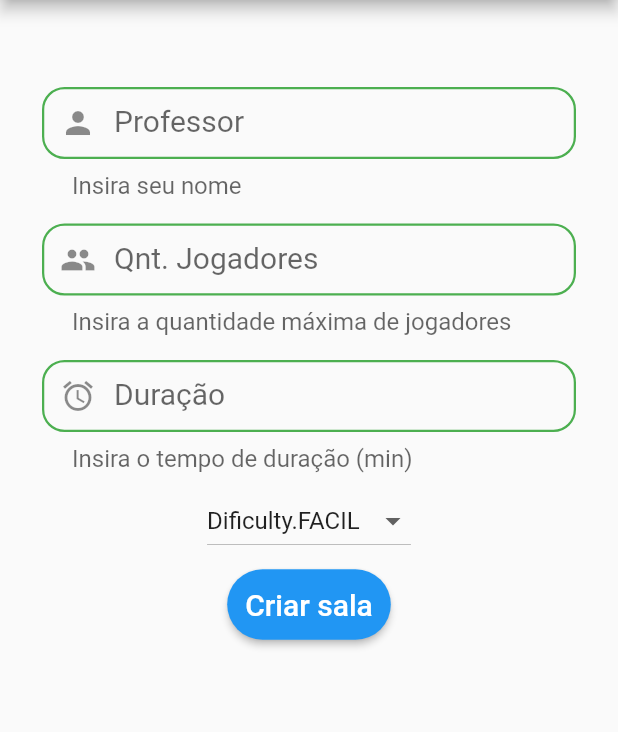
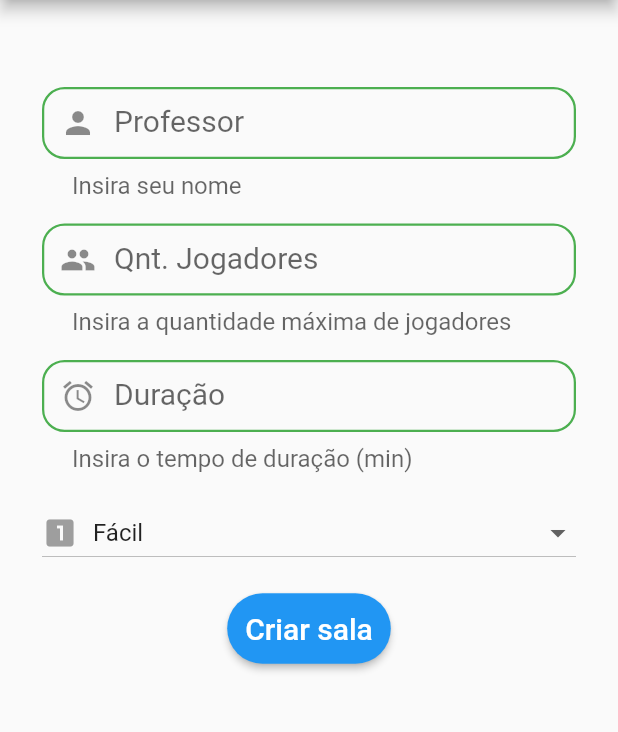
Before and after one commit to dalton-reis/dpm_2019-2_not_equipe-05, a Flutter app: the screen it shows after launch, on a phone screen of 412 x 824 dp, the part 84-816 px from its top. Run offline on Flutter 3.47's test engine with Material 2 defaults, Android fonts, the phone set to English and light mode, and no system bars; our stand-ins replace cloud_firestore, pin_code_text_field; accounts and stored records are empty.

Commit message:
AJustes criação da sala

```diff
--- a/lib/main.dart
+++ b/lib/main.dart
@@ -1,5 +1,6 @@
 import 'package:flutter/material.dart';
 import 'package:pin_code_text_field/pin_code_text_field.dart';
+import 'package:quantocusta/screens/login.dart';
 import 'package:quantocusta/screens/sala/criacao.dart';
 
 void main() => runApp(QuantoCusta());
--- a/lib/screens/sala/criacao.dart
+++ b/lib/screens/sala/criacao.dart
@@ -3,7 +3,9 @@ import 'dart:math';
 import 'package:cloud_firestore/cloud_firestore.dart';
 import 'package:flutter/material.dart';
 import 'package:quantocusta/components/input_text.dart';
+import 'package:quantocusta/model/classroom.dart';
 import 'package:quantocusta/model/enums.dart';
+import 'package:quantocusta/screens/sala/jogo.dart';
 
 class SalaCriacao extends StatefulWidget {
   @override
@@ -13,6 +15,7 @@ class SalaCriacao extends StatefulWidget {
 class _SalaCriacaoState extends State<SalaCriacao> {
   final db = Firestore.instance;
   final TextEditingController _controllerTeacher = TextEditingController();
+
   //final TextEditingController _controllerDificulty = TextEditingController();
   Dificulty valueDificulty = Dificulty.FACIL;
   final TextEditingController _controllerTime = TextEditingController();
@@ -30,10 +33,53 @@ class _SalaCriacaoState extends State<SalaCriacao> {
     }).then((docu))
   }*/
 
-  int generateRandom(){
+  int generateRandom() {
     var _random = Random();
     int min = 0, max = 99999;
     return min + _random.nextInt(max - min);
+  }
+
+  String showDificulty(Dificulty dificulty) {
+    switch (dificulty){
+      case Dificulty.DIFICIL:
+        return 'Difícil';
+      case Dificulty.FACIL:
+        return 'Fácil';
+      default:
+        return 'Médio';
+    }
+  }
+
+  IconData showIconDificulty(Dificulty dificulty) {
+    switch (dificulty){
+      case Dificulty.DIFICIL:
+        return Icons.looks_3;
+      case Dificulty.FACIL:
+        return Icons.looks_one;
+      default:
+        return Icons.looks_two;
+    }
+  }
+
+  Future<DocumentReference> createClassroom(BuildContext context) async{
+    DocumentReference ref = await db.collection("salas").add({
+      'idSala': generateRandom(),
+      'dificuldade': valueDificulty.toString(),
+      'duracao': int.tryParse(
+          _controllerTime.value.text.toString()),
+      'nomeProfessor':
+      _controllerTeacher.value.text.toString(),
+      'status': Status.AGUARDANDO.toString(),
+      'qntJogadores': int.tryParse(
+          _controllerPlayersAmount.value.text.toString()),
+    });
+
+    ref.collection("alunos").add({
+      'nome':'newcollection',
+      'pontuacao':'999'
+    });
+
+    return ref;
   }
 
   @override
@@ -54,13 +100,6 @@ class _SalaCriacaoState extends State<SalaCriacao> {
                   labelText: 'Professor',
                   controller: _controllerTeacher,
                 ),
-                /*InputText(
-                  icon: Icons.swap_vert,
-                  hint: 'Insira o nível de dificuldade',
-                  labelText: 'Dificuldade',
-                  controller: _controllerDificulty,
-                ),*/
-
                 InputText(
                   icon: Icons.people,
                   hint: 'Insira a quantidade máxima de jogadores',
@@ -75,40 +114,11 @@ class _SalaCriacaoState extends State<SalaCriacao> {
                   controller: _controllerTime,
                   keyboardType: TextInputType.number,
                 ),
-                /*TextField(
-                  controller: _controllerDificuldade,
-                  decoration: InputDecoration(
-                    labelText: 'Dificuldade',
-                    hintText: 'Fácil, Médio, Difícil',
-                    contentPadding: EdgeInsets.fromLTRB(20, 10, 20, 10),
-                    border:
-                    OutlineInputBorder(borderRadius: BorderRadius.circular(32)),
-                  ),
-                ),
-                TextField(
-                  keyboardType: TextInputType.number,
-                  controller: _controllerDuracao,
-                  decoration: InputDecoration(
-                    labelText: 'Duração',
-                    hintText: '(min)',
-                    contentPadding: EdgeInsets.fromLTRB(20, 10, 20, 10),
-                    border:
-                    OutlineInputBorder(borderRadius: BorderRadius.circular(32)),
-                  ),
-                ),
-                TextField(
-                  keyboardType: TextInputType.number,
-                  controller: _controllerQntJogadores,
-                  decoration: InputDecoration(
-                    labelText: 'Quantidade de jogadores',
-                    hintText: 'Até 100 jogadores',
-                    contentPadding: EdgeInsets.fromLTRB(20, 10, 20, 10),
-                    border:
-                    OutlineInputBorder(borderRadius: BorderRadius.circular(32)),
-                  ),
-                ),*/
-                DropdownButton<Dificulty>(
+                Padding(
+                  padding: const EdgeInsets.all(8.0),
+                  child: DropdownButton<Dificulty>(
                     value: valueDificulty,
+                    isExpanded: true,
                     onChanged: (Dificulty newValue) {
                       setState(() {
                         valueDificulty = newValue;
@@ -117,8 +127,19 @@ class _SalaCriacaoState extends State<SalaCriacao> {
                     items: Dificulty.values.map((Dificulty dificulty) {
                       return DropdownMenuItem<Dificulty>(
                         value: dificulty,
-                        child: Text(dificulty.toString()));
+                        child: Row(
+                          mainAxisAlignment: MainAxisAlignment.start,
+                          children: <Widget>[
+                            Icon(showIconDificulty(dificulty),color: Colors.grey,),
+                            SizedBox(width: 10),
+                            Text(
+                              showDificulty(dificulty),
+                            ),
+                          ],
+                        ),
+                      );
                     }).toList(),
+                  ),
                 ),
                 Padding(
                   padding: const EdgeInsets.all(8.0),
@@ -133,17 +154,11 @@ class _SalaCriacaoState extends State<SalaCriacao> {
                       style: TextStyle(fontSize: 20),
                     ),
                     padding: EdgeInsets.all(12),
-                    onPressed: () {
-                      db.collection("salas").document().setData(
-                        {
-                          'idSala': generateRandom(),
-                          'dificuldade': valueDificulty.toString(),
-                          'duracao': int.tryParse(_controllerTime.value.text.toString()),
-                          'nomeProfessor': _controllerTeacher.value.text.toString(),
-                          'status': Status.AGUARDANDO.toString(),
-                          'qntJogadores': int.tryParse(_controllerPlayersAmount.value.text.toString()),
-                        },
-                      );
+                    onPressed: () async {
+                      DocumentReference docRef = await createClassroom(context);
+                      Navigator.push(context, MaterialPageRoute(builder: (context) {
+                        return SalaJogoProfessor(docRef);
+                      }));
                     },
                   ),
                 ),
```
Also changed, not shown: lib/model/classroom.dart (+28 -0 lines), lib/screens/sala/jogo.dart (added, +36 -0 lines). Lines whose indentation alone changed are shown as unchanged.
